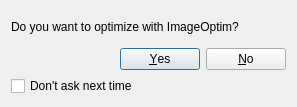
Old version of the form imageoptim_integration_question_dialog/pngyuimageoptimintegrationquestiondialog.ui in the repository nukesaq88/Pngyu.
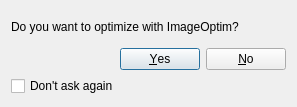
New version of the form.

```diff
--- a/imageoptim_integration_question_dialog/pngyuimageoptimintegrationquestiondialog.ui
+++ b/imageoptim_integration_question_dialog/pngyuimageoptimintegrationquestiondialog.ui
@@ -34,7 +34,7 @@
    <item row="2" column="0">
     <widget class="QCheckBox" name="checkBox_dont_ask_next_time">
      <property name="text">
-      <string>Don't ask next time</string>
+      <string>Don't ask again</string>
      </property>
     </widget>
    </item>
```
Left out of the diff: 2 changed lines with no effect on the pictures.
